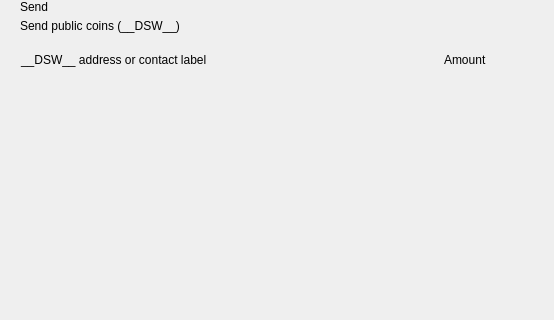
decenomy/DSW, file src/qt/pivx/forms/send.ui: the form before one commit; both pictures show x 0 to 554 and y 0 to 320 of the 893 by 700 pixel window.
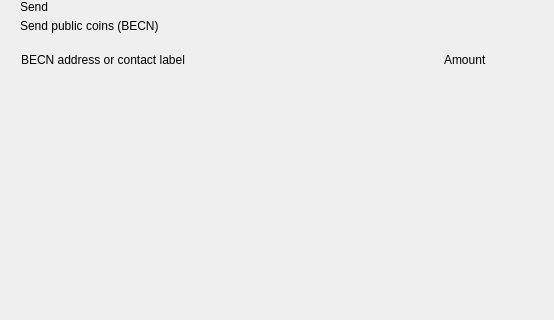
The form after the commit. Custom widgets are drawn as their Qt base class.

Commit message: Replace standard coin unit __DSW__ by BECN (9)

Patch:
```diff
--- a/src/qt/pivx/forms/send.ui
+++ b/src/qt/pivx/forms/send.ui
@@ -81,7 +81,7 @@
             <item>
              <widget class="QLabel" name="labelSubtitle1">
               <property name="text">
-               <string>Send public coins (__DSW__)</string>
+               <string>Send public coins (BECN)</string>
               </property>
              </widget>
             </item>
@@ -141,7 +141,7 @@
              <string notr="true">margin-left:8px;</string>
             </property>
             <property name="text">
-             <string>__DSW__ address or contact label</string>
+             <string>BECN address or contact label</string>
             </property>
            </widget>
           </item>
```
The commit also changes 8 other files.
